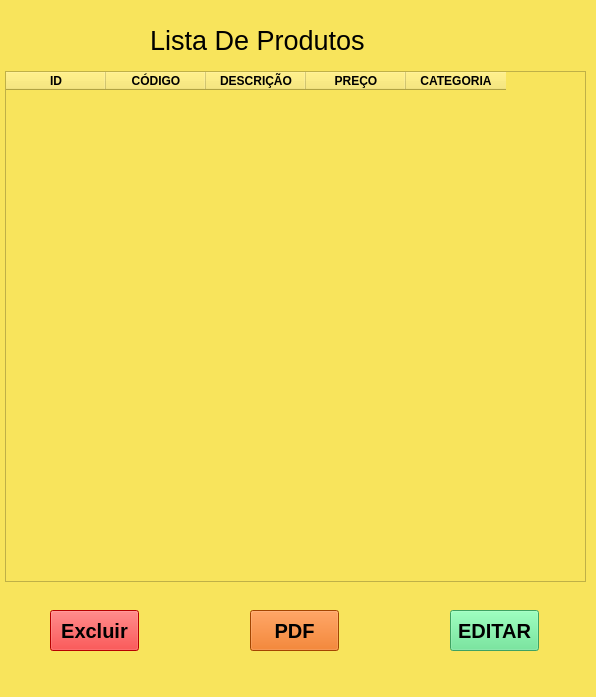
This is lista.ui in eduardo-laurentino/Sistema-de-Cadastro as Qt 5 draws it before an edit. The edited form follows.
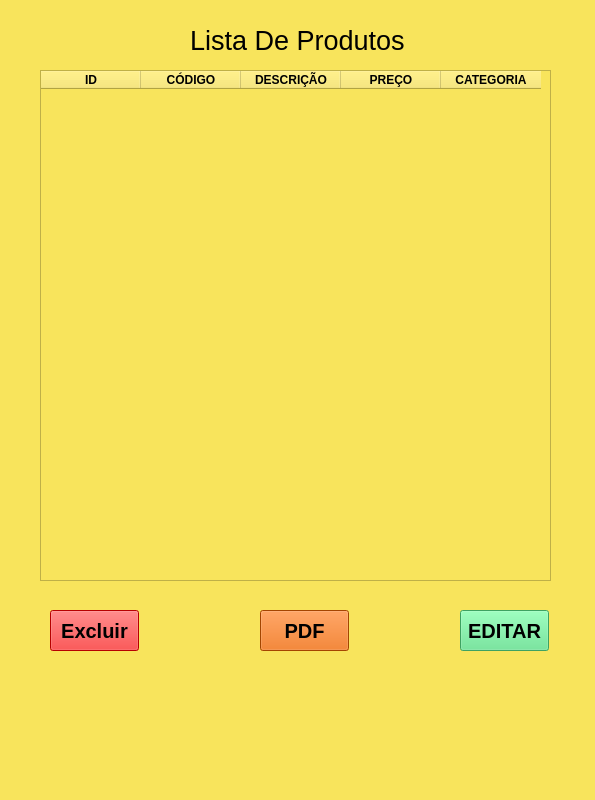
This is the edited form.

```diff
--- a/lista.ui
+++ b/lista.ui
@@ -6,10 +6,28 @@
    <rect>
     <x>0</x>
     <y>0</y>
-    <width>596</width>
-    <height>697</height>
+    <width>595</width>
+    <height>800</height>
    </rect>
   </property>
+  <property name="sizePolicy">
+   <sizepolicy hsizetype="Preferred" vsizetype="Preferred">
+    <horstretch>0</horstretch>
+    <verstretch>0</verstretch>
+   </sizepolicy>
+  </property>
+  <property name="minimumSize">
+   <size>
+    <width>595</width>
+    <height>800</height>
+   </size>
+  </property>
+  <property name="maximumSize">
+   <size>
+    <width>595</width>
+    <height>800</height>
+   </size>
+  </property>
   <property name="windowTitle">
    <string>MainWindow</string>
   </property>
@@ -20,7 +38,7 @@
    <widget class="QLabel" name="label">
     <property name="geometry">
      <rect>
-      <x>150</x>
+      <x>190</x>
       <y>10</y>
       <width>231</width>
       <height>61</height>
@@ -38,9 +56,9 @@
    <widget class="QTableWidget" name="tabela_produtos">
     <property name="geometry">
      <rect>
-      <x>5</x>
-      <y>71</y>
-      <width>581</width>
+      <x>40</x>
+      <y>70</y>
+      <width>511</width>
       <height>511</height>
      </rect>
     </property>
@@ -116,7 +134,7 @@
    <widget class="QPushButton" name="gerar_pdf">
     <property name="geometry">
      <rect>
-      <x>250</x>
+      <x>260</x>
       <y>610</y>
       <width>89</width>
       <height>41</height>
@@ -162,7 +180,7 @@
    <widget class="QPushButton" name="editar">
     <property name="geometry">
      <rect>
-      <x>450</x>
+      <x>460</x>
       <y>610</y>
       <width>89</width>
       <height>41</height>
```
Left out of the diff: 4 changed lines with no effect on the pictures.
